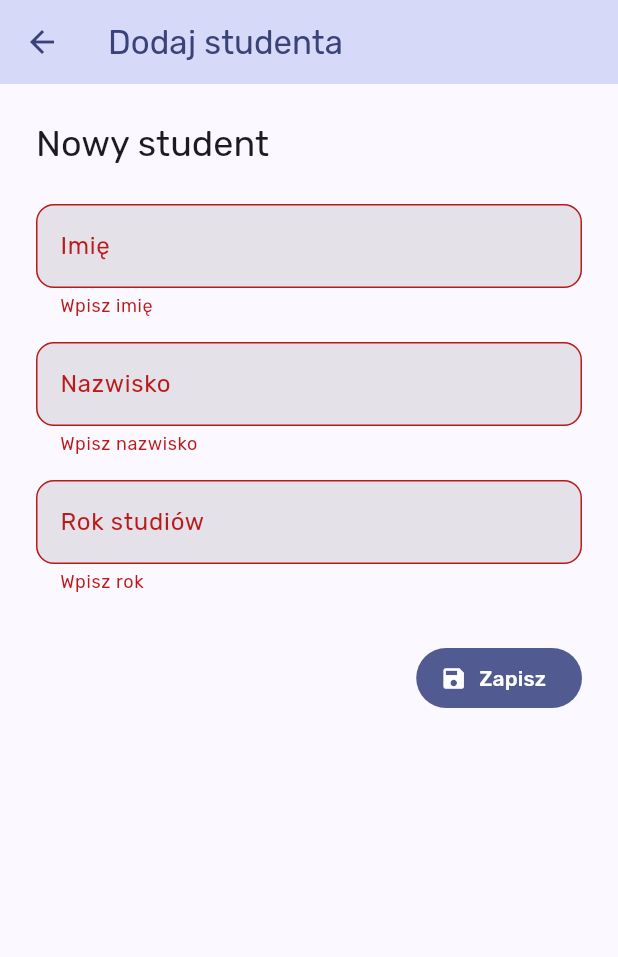
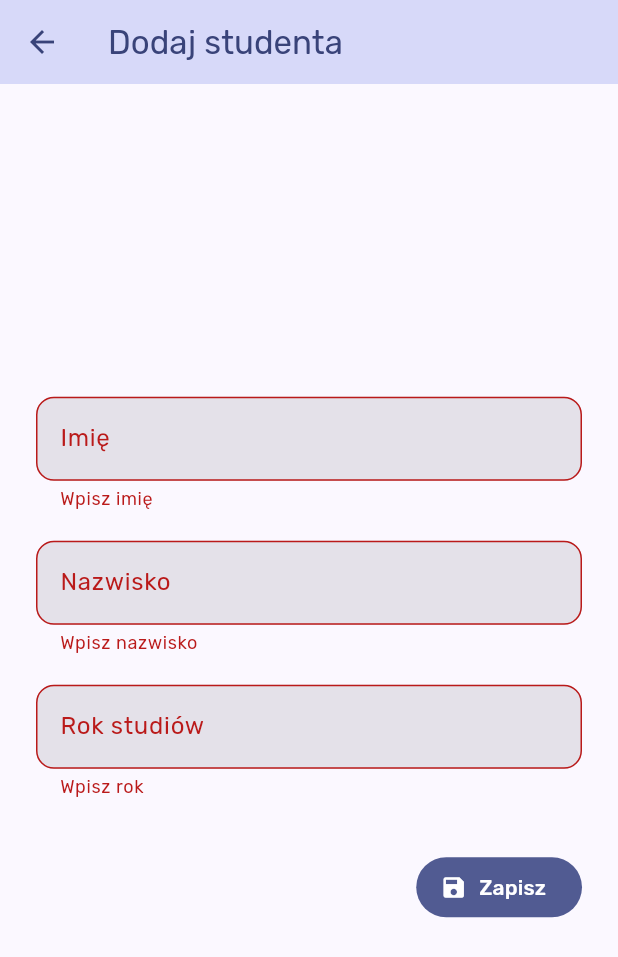
Before and after one commit to Niewiaro/flutter_sqlite, a Flutter app: the AddStudentPage screen opened directly, after a tap on "Zapisz", on a phone screen of 412 x 824 dp. Shown: the top 957 px of the screen. Run offline on Flutter 3.47's test engine with Material 3 defaults, Android fonts, the phone set to English and light mode, and no system bars; our stand-ins replace google_fonts, sqflite; accounts and stored records are empty.

Commit message:
feat: student details, edit and delete

```diff
--- a/lib/add_student.dart
+++ b/lib/add_student.dart
@@ -3,7 +3,9 @@ import 'package:flutter_sqlite/sql_management/database.dart';
 import 'package:flutter_sqlite/sql_management/model_students.dart';
 
 class AddStudentPage extends StatefulWidget {
-  const AddStudentPage({super.key});
+  final Students? student;
+
+  const AddStudentPage({super.key, this.student});
 
   @override
   State<AddStudentPage> createState() => _AddStudentPageState();
@@ -18,6 +20,15 @@ class _AddStudentPageState extends State<AddStudentPage> {
   final DataBase handler = DataBase();
 
   @override
+  void initState() {
+    super.initState();
+    if (widget.student != null) {
+      _firstName.text = widget.student!.firstName;
+      _lastName.text = widget.student!.lastName;
+      _year.text = widget.student!.studentsYear.toString();
+    }
+  }
+
   @override
   Widget build(BuildContext context) {
     final colorScheme = Theme.of(context).colorScheme;
@@ -25,21 +36,23 @@ class _AddStudentPageState extends State<AddStudentPage> {
 
     return Scaffold(
       appBar: AppBar(
-        title: const Text("Dodaj studenta"),
+        title: Text(
+          widget.student == null ? "Dodaj studenta" : "Edytuj studenta",
+        ),
         backgroundColor: colorScheme.primaryContainer,
         foregroundColor: colorScheme.onPrimaryContainer,
         elevation: 1,
       ),
-      body: SingleChildScrollView(
+      body: Center(
+        child: SingleChildScrollView(
           padding: const EdgeInsets.all(24),
+          child: ConstrainedBox(
+            constraints: const BoxConstraints(maxWidth: 500),
             child: Form(
               key: _formKey,
               child: Column(
-            crossAxisAlignment: CrossAxisAlignment.start,
+                mainAxisSize: MainAxisSize.min,
                 children: [
-              Text("Nowy student", style: textTheme.headlineSmall),
-              const SizedBox(height: 24),
-
                   // Imię
                   TextFormField(
                     controller: _firstName,
@@ -52,9 +65,11 @@ class _AddStudentPageState extends State<AddStudentPage> {
                     ),
                     validator:
                         (value) =>
-                        value == null || value.isEmpty ? "Wpisz imię" : null,
+                            value == null || value.isEmpty
+                                ? "Wpisz imię"
+                                : null,
                   ),
-              const SizedBox(height: 16),
+                  const SizedBox(height: 20),
 
                   // Nazwisko
                   TextFormField(
@@ -72,7 +87,7 @@ class _AddStudentPageState extends State<AddStudentPage> {
                                 ? "Wpisz nazwisko"
                                 : null,
                   ),
-              const SizedBox(height: 16),
+                  const SizedBox(height: 20),
 
                   // Rok studiów
                   TextFormField(
@@ -94,7 +109,7 @@ class _AddStudentPageState extends State<AddStudentPage> {
                       return null;
                     },
                   ),
-              const SizedBox(height: 32),
+                  const SizedBox(height: 35),
 
                   // Przycisk Zapisz
                   Align(
@@ -103,13 +118,27 @@ class _AddStudentPageState extends State<AddStudentPage> {
                       onPressed: () async {
                         if (_formKey.currentState!.validate()) {
                           final student = Students(
-                        id: DateTime.now().millisecondsSinceEpoch,
+                            id:
+                                widget.student?.id ??
+                                DateTime.now().millisecondsSinceEpoch,
                             firstName: _firstName.text.trim(),
                             lastName: _lastName.text.trim(),
                             studentsYear: int.parse(_year.text),
                           );
 
                           await handler.insertStudents([student]);
+
+                          ScaffoldMessenger.of(context).showSnackBar(
+                            SnackBar(
+                              content: Text(
+                                widget.student == null
+                                    ? "Dodano studenta"
+                                    : "Zaktualizowano studenta",
+                              ),
+                              duration: const Duration(seconds: 2),
+                            ),
+                          );
+
                           Navigator.pop(context, true);
                         }
                       },
@@ -121,6 +150,8 @@ class _AddStudentPageState extends State<AddStudentPage> {
               ),
             ),
           ),
+        ),
+      ),
     );
   }
 }
```
Also changed, not shown: lib/home.dart (+12 -0 lines), lib/student_details.dart (added, +70 -0 lines). Lines whose indentation alone changed are shown as unchanged.
